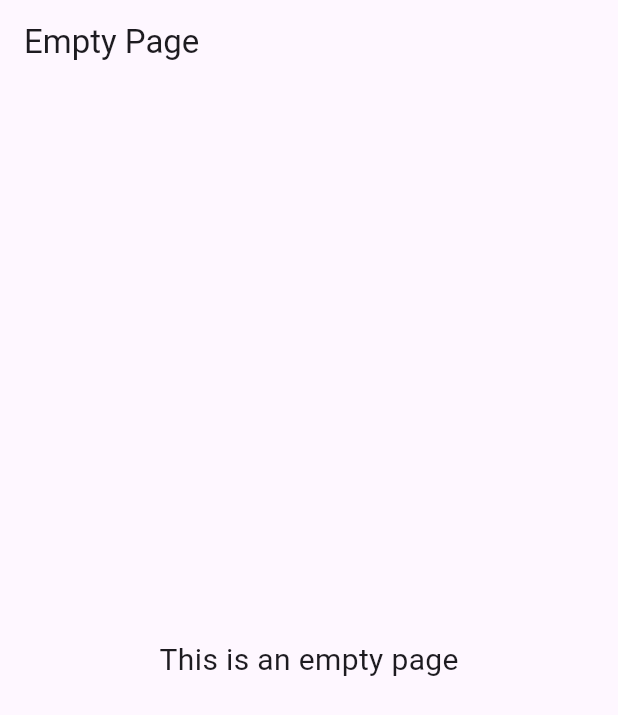
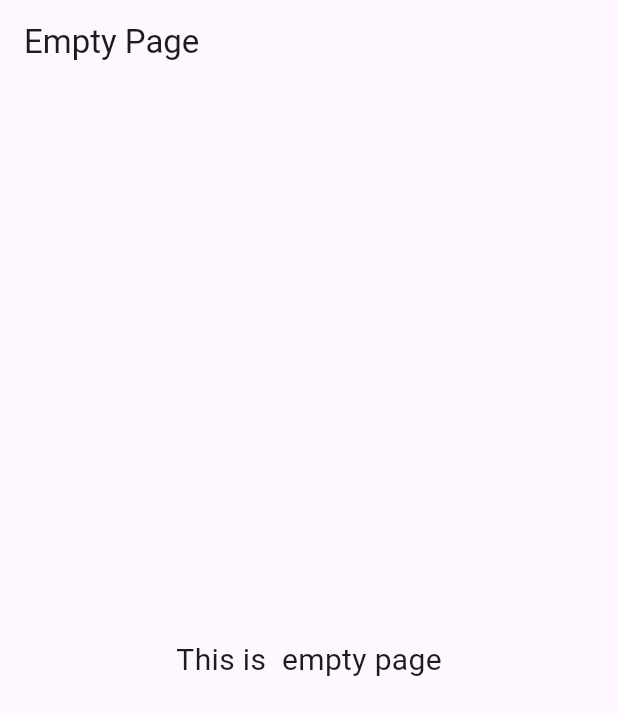
Before and after one commit to Arwa988/Kids_Guard, a Flutter app: the screen it shows after launch, on a phone screen of 412 x 824 dp. Shown: the top 715 px of the screen. Run offline on Flutter 3.47's test engine with Material 3 defaults, Android fonts, the phone set to English and light mode, and no system bars.

Commit message:
Update on Github

```diff
--- a/lib/main.dart
+++ b/lib/main.dart
@@ -31,7 +31,7 @@ class EmptyPage extends StatelessWidget {
       ),
       body: const Center(
         child: Text(
-          'This is an empty page',
+          'This is  empty page',
           style: TextStyle(fontSize: 20),
         ),
       ),
```
